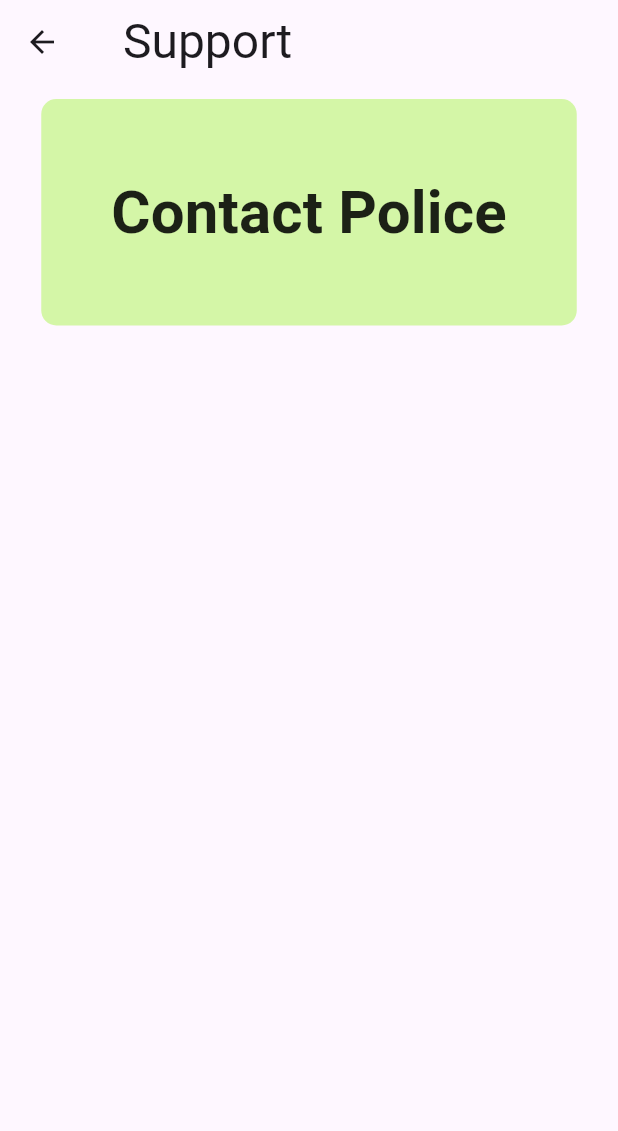
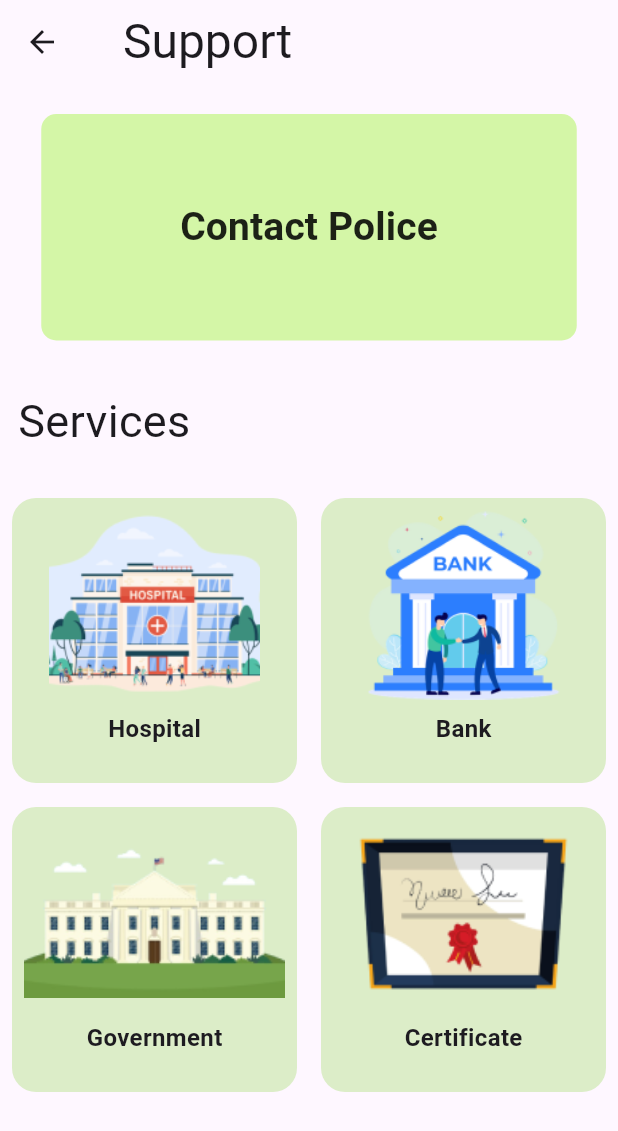
Before and after one commit to Abhinand-Ullas/build_kkd, a Flutter app: the SupportPage screen opened directly, on a phone screen of 412 x 824 dp. Shown: the top 1131 px of the screen. Run offline on Flutter 3.47's test engine with Material 3 defaults, Android fonts, the phone set to English and light mode, and no system bars.

Commit message:
Support done

```diff
--- a/lib/screens/support.dart
+++ b/lib/screens/support.dart
@@ -1,11 +1,14 @@
 import 'package:flutter/material.dart';
 import 'package:url_launcher/url_launcher.dart';
+import 'package:your_app_name/widgets/box.dart';
 
 class SupportPage extends StatelessWidget {
   SupportPage({super.key});
 
   @override
   Widget build(BuildContext context) {
+    double screenWidth = MediaQuery.of(context).size.width;
+    double screenHeight = MediaQuery.of(context).size.height;
     return Scaffold(
       appBar: AppBar(
         title: Padding(
@@ -19,10 +22,10 @@ class SupportPage extends StatelessWidget {
         ),
       ),
       body: SafeArea(
-        child: Column(
+        child: ListView(
           children: [
             SizedBox(
-              height: 10,
+              height: 20,
             ),
             Center(
               child: Container(
@@ -44,9 +47,57 @@ class SupportPage extends StatelessWidget {
                     },
                     child: Center(
                         child: Text("Contact Police",
-                            style: TextStyle(fontWeight: FontWeight.w700, fontSize: 40)))),
+                            style: TextStyle(
+                                fontWeight: FontWeight.w700, fontSize: 26)))),
               ),
-            )
+            ),
+            SizedBox(height: 20),
+            Padding(
+              padding: const EdgeInsets.all(12.0),
+              child: Text(
+                "Services",
+                style: TextStyle(
+                  fontSize: 30,
+                ),
+              ),
+            ),
+            SizedBox(
+              height: 10,
+            ),
+            Container(
+              width: screenWidth,
+              height: screenHeight,
+              child: Padding(
+                padding: const EdgeInsets.all(8.0),
+                child: GridView.count(
+                  crossAxisCount: 2, // Two items per row
+                  crossAxisSpacing: 16.0,
+                  mainAxisSpacing: 16.0,
+                  children: [
+                    Box(
+                      title: "Hospital",
+                      imagePath:
+                          "assets/images/hospital.png", // Replace with your asset
+                    ),
+                    Box(
+                      title: "Bank",
+                      imagePath:
+                          "assets/images/bank.png", // Replace with your asset
+                    ),
+                    Box(
+                      title: "Government",
+                      imagePath:
+                          "assets/images/government.png", // Replace with your asset
+                    ),
+                    Box(
+                      title: "Certificate",
+                      imagePath:
+                          "assets/images/certificate.png", // Replace with your asset
+                    ),
+                  ],
+                ),
+              ),
+            ),
           ],
         ),
       ),
--- /dev/null
+++ b/lib/widgets/box.dart
@@ -0,0 +1,40 @@
+import 'package:flutter/material.dart';
+
+class Box extends StatelessWidget {
+  final String title;
+  final String imagePath;
+
+  Box({required this.title, required this.imagePath});
+
+  @override
+  Widget build(BuildContext context) {
+    return Container(
+      decoration: BoxDecoration(
+        color: Colors.lightGreen[100],
+        borderRadius: BorderRadius.circular(16),
+      ),
+      child: Column(
+        mainAxisAlignment: MainAxisAlignment.center,
+        children: [
+          Expanded(
+            flex: 3,
+            child: Padding(
+              padding: const EdgeInsets.all(8.0),
+              child: Image.asset(imagePath, fit: BoxFit.contain),
+            ),
+          ),
+          Expanded(
+            flex: 1,
+            child: Text(
+              title,
+              style: TextStyle(
+                fontSize: 16,
+                fontWeight: FontWeight.bold,
+              ),
+            ),
+          ),
+        ],
+      ),
+    );
+  }
+}
```
Also changed, not shown: assets/images/bank.png (added), assets/images/certificate.png (added), assets/images/government.png (added), assets/images/hospital.png (added).
